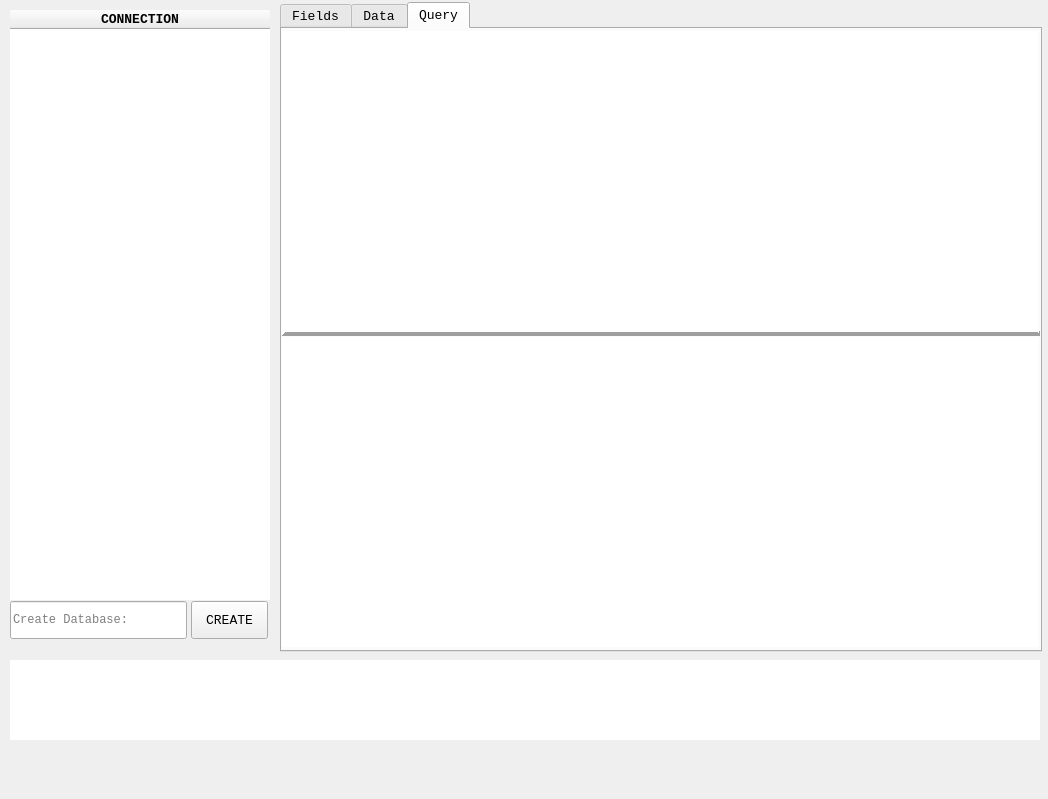
First picture: the form in Lib/UI/LAYOUT/MainWindow.ui, repository fer-moreira/MYQT, before the edit.
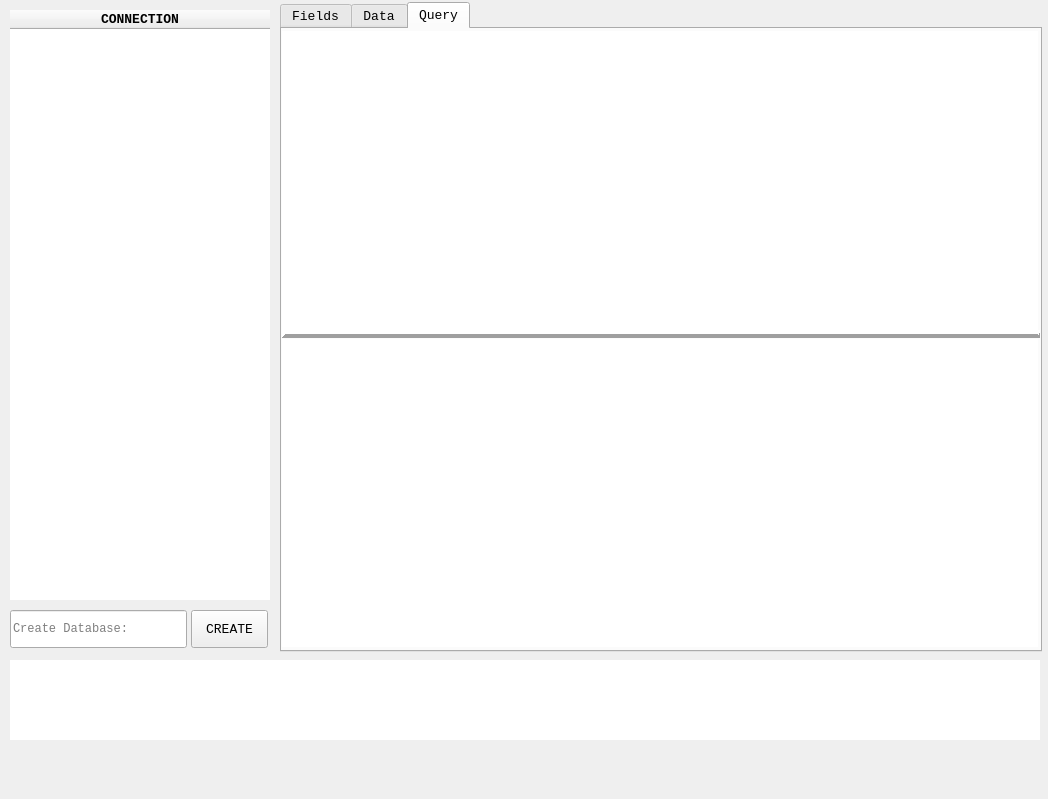
Second picture: the form after the edit. The open tabs and pages were chosen to show the change.

Patch:
```diff
--- a/Lib/UI/LAYOUT/MainWindow.ui
+++ b/Lib/UI/LAYOUT/MainWindow.ui
@@ -320,9 +320,9 @@
       <property name="geometry">
        <rect>
         <x>0</x>
-        <y>308</y>
+        <y>310</y>
         <width>756</width>
-        <height>310</height>
+        <height>308</height>
        </rect>
       </property>
       <property name="toolTip">
@@ -383,7 +383,7 @@
         <x>0</x>
         <y>2</y>
         <width>756</width>
-        <height>297</height>
+        <height>301</height>
        </rect>
       </property>
       <property name="sizePolicy">
@@ -438,7 +438,7 @@
       <property name="geometry">
        <rect>
         <x>0</x>
-        <y>293</y>
+        <y>295</y>
         <width>760</width>
         <height>20</height>
        </rect>
@@ -586,7 +586,7 @@
     <property name="geometry">
      <rect>
       <x>191</x>
-      <y>601</y>
+      <y>610</y>
       <width>77</width>
       <height>38</height>
      </rect>
@@ -620,7 +620,7 @@
     <property name="geometry">
      <rect>
       <x>10</x>
-      <y>601</y>
+      <y>610</y>
       <width>177</width>
       <height>38</height>
      </rect>
```
Left out of the diff: 4 changed lines with no effect on the pictures.
